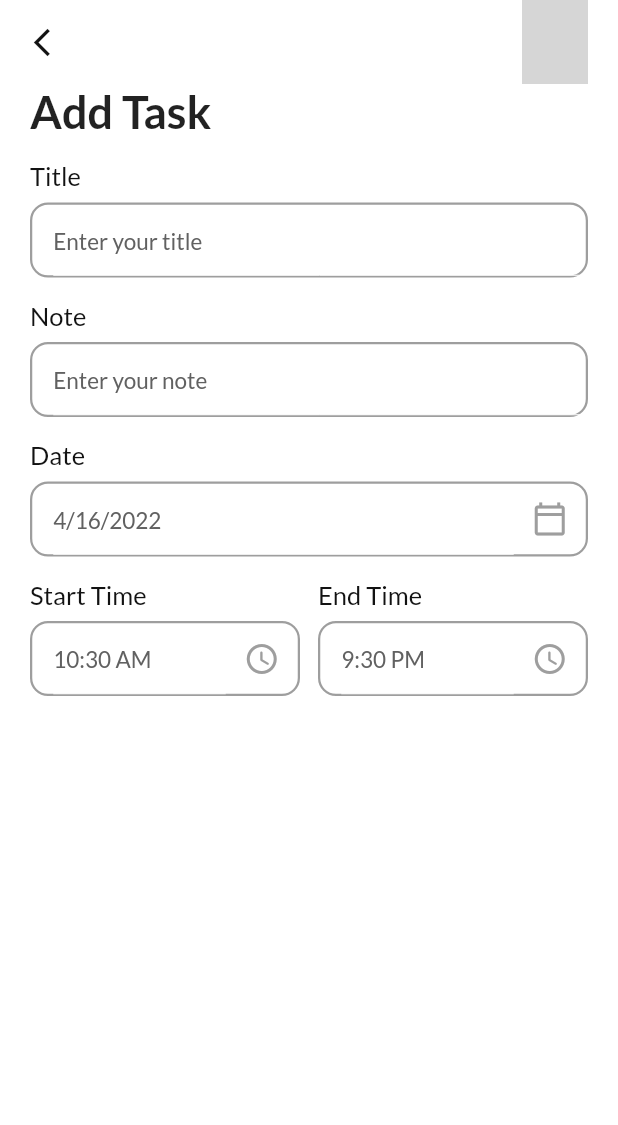
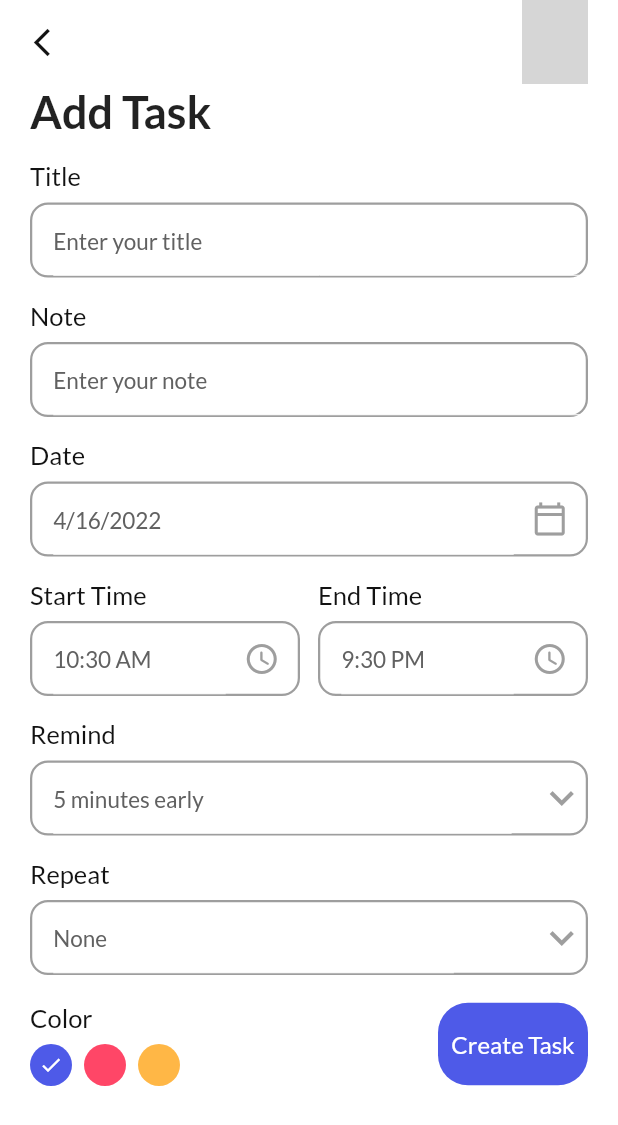
Before and after one commit to Noran-Magdy/to_do-app, a Flutter app: the screen it shows after launch, after a tap on "+ Add Task", on a phone screen of 412 x 824 dp. Shown: the top 1125 px of the screen. Run offline on Flutter 3.47's test engine with Material 2 defaults, Android fonts, the light colour scheme and no system bars; our stand-ins replace date_picker_timeline, flutter_local_notifications, get, get_storage, google_fonts; network calls fail; grey boxes are pictures that could not be loaded.

Commit message:
finish add task

```diff
--- a/lib/screens/add_task_Screen/add_task_screen.dart
+++ b/lib/screens/add_task_Screen/add_task_screen.dart
@@ -1,3 +1,4 @@
+import 'package:calender_app/modules/buttons.dart';
 import 'package:calender_app/modules/input_field.dart';
 import 'package:calender_app/shared/components/colors.dart';
 import 'package:calender_app/shared/components/text_style.dart';
@@ -16,7 +17,23 @@ class _AddTaskScreenState extends State<AddTaskScreen> {
   DateTime selectedDate = DateTime.now();
   String startTime = DateFormat('hh:mm a').format(DateTime.now()).toString();
   String endTime = '9:30 PM';
-  @override
+  int selectedRemind = 5;
+  int selectedColor = 0;
+  List<int> remindList = [
+    5,
+    10,
+    15,
+    20,
+  ];
+
+  String selectedRepeat = 'None';
+  List<String> repeatList = [
+    'None',
+    'Daily',
+    'Weekly',
+    'Monthly',
+  ];
+
   @override
   Widget build(BuildContext context) {
     return GestureDetector(
@@ -102,11 +119,135 @@ class _AddTaskScreenState extends State<AddTaskScreen> {
                     ),
                   ],
                 ),
+                InputField(
+                  title: "Remind",
+                  hint: "$selectedRemind minutes early",
+                  widget: DropdownButton(
+                    icon: const Icon(
+                      Icons.keyboard_arrow_down,
+                      color: Colors.grey,
+                    ),
+                    iconSize: 32,
+                    elevation: 4,
+                    style: formFieldStyle(),
+                    underline: Container(
+                      height: 0,
+                    ),
+                    items:
+                        remindList.map<DropdownMenuItem<String>>((int value) {
+                      return DropdownMenuItem<String>(
+                        value: value.toString(),
+                        child: Text('$value'),
+                      );
+                    }).toList(),
+                    onChanged: (String? value) {
+                      setState(() {
+                        selectedRemind = int.parse(value!);
+                        debugPrint(selectedRemind.toString());
+                      });
+                    },
+                  ),
+                ),
+                InputField(
+                  title: "Repeat",
+                  hint: selectedRepeat,
+                  widget: DropdownButton(
+                    icon: const Icon(
+                      Icons.keyboard_arrow_down,
+                      color: Colors.grey,
+                    ),
+                    iconSize: 32,
+                    elevation: 4,
+                    style: formFieldStyle(),
+                    underline: Container(
+                      height: 0,
+                    ),
+                    items: repeatList
+                        .map<DropdownMenuItem<String>>((String value) {
+                      return DropdownMenuItem<String>(
+                        value: value,
+                        child: Text(value),
+                      );
+                    }).toList(),
+                    onChanged: (String? value) {
+                      setState(() {
+                        selectedRepeat = value!;
+                        debugPrint(selectedRemind.toString());
+                      });
+                    },
+                  ),
+                ),
+                Padding(
+                  padding: const EdgeInsets.only(
+                    top: 18,
+                  ),
+                  child: Row(
+                    mainAxisAlignment: MainAxisAlignment.spaceBetween,
+                    crossAxisAlignment: CrossAxisAlignment.center,
+                    children: [
+                      _colorPallete(),
+                      DefaultButtons(
+                        label: 'Create Task',
+                        onTap: () {},
+                      ),
+                    ],
+                  ),
+                ),
               ],
             ),
           ),
         ),
       ),
+    );
+  }
+
+  _colorPallete() {
+    return Column(
+      crossAxisAlignment: CrossAxisAlignment.start,
+      children: [
+        Text(
+          'Color',
+          style: titleStyle(),
+        ),
+        const SizedBox(
+          height: 8,
+        ),
+        Wrap(
+          children: List<Widget>.generate(
+            3,
+            (index) {
+              return GestureDetector(
+                onTap: () {
+                  setState(() {
+                    selectedColor = index;
+                    debugPrint(selectedColor.toString());
+                  });
+                },
+                child: Padding(
+                  padding: const EdgeInsets.only(
+                    right: 8.0,
+                  ),
+                  child: CircleAvatar(
+                    radius: 14,
+                    backgroundColor: index == 0
+                        ? blueColor
+                        : index == 1
+                            ? pinkColor
+                            : yellowColor,
+                    child: selectedColor == index
+                        ? const Icon(
+                            Icons.done,
+                            color: Colors.white,
+                            size: 16,
+                          )
+                        : Container(),
+                  ),
+                ),
+              );
+            },
+          ),
+        ),
+      ],
     );
   }
 
@@ -154,30 +295,30 @@ class _AddTaskScreenState extends State<AddTaskScreen> {
     }
   }
 
-  _getTimeFromUser({bool? isStartTime}) {
-    var _pickedTime = _showTimePicker();
-    String _formatedTime = _pickedTime.formate();
-    if (_pickedTime == null) {
-      debugPrint('something wrong');
-    } else if (isStartTime == true) {
-      setState(() {
-        startTime = _formatedTime;
-      });
-    } else if (isStartTime == false) {
-      setState(() {
-        endTime = _formatedTime;
-      });
-    }
-  }
-
-  _showTimePicker() {
+  _getTimeFromUser({required bool isStartTime}) {
     showTimePicker(
       initialEntryMode: TimePickerEntryMode.input,
       context: context,
-      initialTime: const TimeOfDay(
-        hour: 9,
-        minute: 10,
+      initialTime: TimeOfDay(
+        //started time >> 10:30 AM
+        hour: int.parse(startTime.split(':')[0]),
+        minute: int.parse(startTime.split(":")[1].split(' ')[0]),
       ),
-    );
+    ).then((value) {
+      debugPrint(value.toString());
+      String? _formatedTime = value?.format(context);
+      debugPrint(" formatedTime $_formatedTime");
+      if (isStartTime == true) {
+        debugPrint(_formatedTime);
+        setState(() {
+          startTime = _formatedTime!;
+        });
+      } else if (isStartTime == false) {
+        debugPrint(_formatedTime);
+        setState(() {
+          endTime = _formatedTime!;
+        });
+      }
+    });
   }
 }
--- a/lib/shared/components/text_style.dart
+++ b/lib/shared/components/text_style.dart
@@ -33,7 +33,7 @@ TextStyle textButtonStyle() {
     textStyle: const TextStyle(
       fontWeight: FontWeight.w500,
       color: whiteColor,
-      fontSize: 16.5,
+      fontSize: 16,
     ),
   );
 }
```
